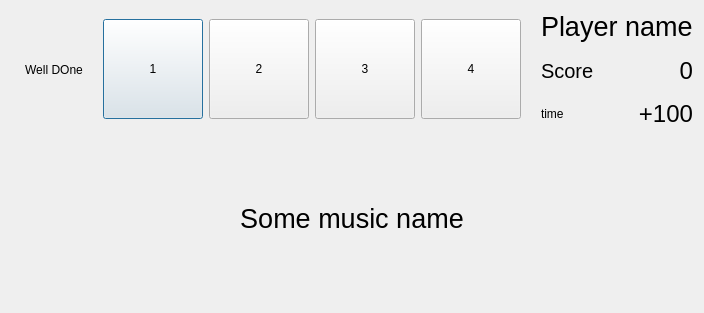
This is src/windows/uis/GameDialog.ui in ZulusK/orchestrix as Qt 5 draws it before an edit. The edited form follows.
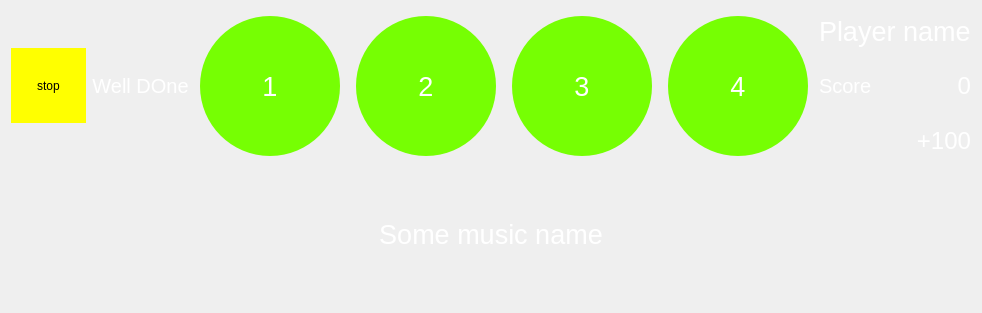
This is the edited form. Icons and pictures are not drawn.

Diff of the .ui file:
```diff
--- a/src/windows/uis/GameDialog.ui
+++ b/src/windows/uis/GameDialog.ui
@@ -6,7 +6,7 @@
    <rect>
     <x>0</x>
     <y>0</y>
-    <width>704</width>
+    <width>809</width>
     <height>313</height>
    </rect>
   </property>
@@ -29,7 +29,10 @@
    </size>
   </property>
   <property name="windowTitle">
-   <string>Dialog</string>
+   <string>Orchestrix</string>
+  </property>
+  <property name="autoFillBackground">
+   <bool>false</bool>
   </property>
   <property name="styleSheet">
    <string notr="true">background-image: url(:/res/eqBg.jpg);</string>
@@ -57,6 +60,56 @@
            </property>
           </spacer>
          </item>
+         <item>
+          <widget class="QPushButton" name="stopBtn">
+           <property name="sizePolicy">
+            <sizepolicy hsizetype="Fixed" vsizetype="Fixed">
+             <horstretch>0</horstretch>
+             <verstretch>0</verstretch>
+            </sizepolicy>
+           </property>
+           <property name="minimumSize">
+            <size>
+             <width>75</width>
+             <height>75</height>
+            </size>
+           </property>
+           <property name="styleSheet">
+            <string notr="true">QPushButton:hover{
+border-width: 0px;
+background-color: #FF3D00;
+border-radius: 35%;
+}
+QPushButton{
+background-color:  #FFFF00;
+border-radius:0%;
+border-color: rgba(0,0,0,0);
+}</string>
+           </property>
+           <property name="text">
+            <string>stop</string>
+           </property>
+           <property name="default">
+            <bool>false</bool>
+           </property>
+           <property name="flat">
+            <bool>false</bool>
+           </property>
+          </widget>
+         </item>
+         <item>
+          <spacer name="horizontalSpacer_8">
+           <property name="orientation">
+            <enum>Qt::Horizontal</enum>
+           </property>
+           <property name="sizeHint" stdset="0">
+            <size>
+             <width>40</width>
+             <height>20</height>
+            </size>
+           </property>
+          </spacer>
+         </item>
          <item>
           <widget class="QLabel" name="label_4">
            <property name="sizePolicy">
@@ -65,6 +118,17 @@
              <verstretch>0</verstretch>
             </sizepolicy>
            </property>
+           <property name="font">
+            <font>
+             <pointsize>15</pointsize>
+            </font>
+           </property>
+           <property name="styleSheet">
+            <string notr="true">background-color: rgba(255, 255, 255,0);
+color: rgb(255,255,255);
+selection-background-color: rgb(252, 233, 79);
+</string>
+           </property>
            <property name="text">
             <string>Well DOne</string>
            </property>
@@ -89,77 +153,207 @@
          <item>
           <widget class="QPushButton" name="indicator1">
            <property name="sizePolicy">
-            <sizepolicy hsizetype="Minimum" vsizetype="Fixed">
+            <sizepolicy hsizetype="Fixed" vsizetype="Fixed">
              <horstretch>0</horstretch>
              <verstretch>0</verstretch>
             </sizepolicy>
            </property>
            <property name="minimumSize">
             <size>
-             <width>100</width>
-             <height>100</height>
+             <width>150</width>
+             <height>150</height>
             </size>
            </property>
+           <property name="sizeIncrement">
+            <size>
+             <width>0</width>
+             <height>0</height>
+            </size>
+           </property>
+           <property name="font">
+            <font>
+             <pointsize>20</pointsize>
+            </font>
+           </property>
+           <property name="styleSheet">
+            <string notr="true">background-color:#76FF03;
+border-color: rgba(0, 0, 0,0);
+border-style: inset;
+border-width: 10px;
+border-radius: 75%;
+color: rgb(255,255,255);</string>
+           </property>
            <property name="text">
             <string>1</string>
            </property>
+           <property name="default">
+            <bool>false</bool>
+           </property>
+           <property name="flat">
+            <bool>false</bool>
+           </property>
           </widget>
          </item>
+         <item>
+          <spacer name="horizontalSpacer_5">
+           <property name="orientation">
+            <enum>Qt::Horizontal</enum>
+           </property>
+           <property name="sizeHint" stdset="0">
+            <size>
+             <width>40</width>
+             <height>20</height>
+            </size>
+           </property>
+          </spacer>
+         </item>
          <item>
           <widget class="QPushButton" name="indicator2">
            <property name="sizePolicy">
-            <sizepolicy hsizetype="Minimum" vsizetype="Fixed">
+            <sizepolicy hsizetype="Fixed" vsizetype="Fixed">
              <horstretch>0</horstretch>
              <verstretch>0</verstretch>
             </sizepolicy>
            </property>
            <property name="minimumSize">
             <size>
-             <width>100</width>
-             <height>100</height>
+             <width>150</width>
+             <height>150</height>
             </size>
            </property>
+           <property name="sizeIncrement">
+            <size>
+             <width>1</width>
+             <height>1</height>
+            </size>
+           </property>
+           <property name="font">
+            <font>
+             <pointsize>20</pointsize>
+            </font>
+           </property>
+           <property name="styleSheet">
+            <string notr="true">background-color:#76FF03;
+border-color: rgba(0, 0, 0,0);
+border-style: inset;
+border-width: 10px;
+border-radius: 75%;
+color: rgb(255,255,255);</string>
+           </property>
            <property name="text">
             <string>2</string>
            </property>
+           <property name="flat">
+            <bool>false</bool>
+           </property>
           </widget>
          </item>
+         <item>
+          <spacer name="horizontalSpacer_6">
+           <property name="orientation">
+            <enum>Qt::Horizontal</enum>
+           </property>
+           <property name="sizeHint" stdset="0">
+            <size>
+             <width>40</width>
+             <height>20</height>
+            </size>
+           </property>
+          </spacer>
+         </item>
          <item>
           <widget class="QPushButton" name="indicator3">
            <property name="sizePolicy">
-            <sizepolicy hsizetype="Minimum" vsizetype="Fixed">
+            <sizepolicy hsizetype="Fixed" vsizetype="Fixed">
              <horstretch>0</horstretch>
              <verstretch>0</verstretch>
             </sizepolicy>
            </property>
            <property name="minimumSize">
             <size>
-             <width>100</width>
-             <height>100</height>
+             <width>150</width>
+             <height>150</height>
             </size>
            </property>
+           <property name="sizeIncrement">
+            <size>
+             <width>1</width>
+             <height>1</height>
+            </size>
+           </property>
+           <property name="font">
+            <font>
+             <pointsize>20</pointsize>
+            </font>
+           </property>
+           <property name="styleSheet">
+            <string notr="true">background-color:#76FF03;
+border-color: rgba(0, 0, 0,0);
+border-style: inset;
+border-width: 10px;
+border-radius: 75%;
+color: rgb(255,255,255);</string>
+           </property>
            <property name="text">
             <string>3</string>
            </property>
+           <property name="flat">
+            <bool>false</bool>
+           </property>
           </widget>
          </item>
+         <item>
+          <spacer name="horizontalSpacer_7">
+           <property name="orientation">
+            <enum>Qt::Horizontal</enum>
+           </property>
+           <property name="sizeHint" stdset="0">
+            <size>
+             <width>40</width>
+             <height>20</height>
+            </size>
+           </property>
+          </spacer>
+         </item>
          <item>
           <widget class="QPushButton" name="indicator4">
            <property name="sizePolicy">
-            <sizepolicy hsizetype="Minimum" vsizetype="Fixed">
+            <sizepolicy hsizetype="Fixed" vsizetype="Fixed">
              <horstretch>0</horstretch>
              <verstretch>0</verstretch>
             </sizepolicy>
            </property>
            <property name="minimumSize">
             <size>
-             <width>100</width>
-             <height>100</height>
+             <width>150</width>
+             <height>150</height>
             </size>
            </property>
+           <property name="sizeIncrement">
+            <size>
+             <width>1</width>
+             <height>1</height>
+            </size>
+           </property>
+           <property name="font">
+            <font>
+             <pointsize>20</pointsize>
+            </font>
+           </property>
+           <property name="styleSheet">
+            <string notr="true">background-color:#76FF03;
+border-color: rgba(0, 0, 0,0);
+border-style: inset;
+border-width: 10px;
+border-radius: 75%;
+color: rgb(255,255,255);</string>
+           </property>
            <property name="text">
             <string>4</string>
            </property>
+           <property name="flat">
+            <bool>false</bool>
+           </property>
           </widget>
          </item>
          <item>
@@ -208,8 +402,13 @@
              <pointsize>15</pointsize>
             </font>
            </property>
+           <property name="autoFillBackground">
+            <bool>false</bool>
+           </property>
            <property name="styleSheet">
-            <string notr="true">background-color: rgba(255, 255, 255,0);</string>
+            <string notr="true">background-color: rgba(255, 255, 255,0);
+color: rgb(255,255,255)
+</string>
            </property>
            <property name="text">
             <string>Score</string>
@@ -235,8 +434,13 @@
              <pointsize>18</pointsize>
             </font>
            </property>
+           <property name="autoFillBackground">
+            <bool>false</bool>
+           </property>
            <property name="styleSheet">
-            <string notr="true">background-color: rgba(255, 255, 255,0);</string>
+            <string notr="true">background-color: rgba(255, 255, 255,0);
+color: rgb(255,255,255);
+background-image:none;</string>
            </property>
            <property name="text">
             <string>0</string>
@@ -246,16 +450,6 @@
            </property>
           </widget>
          </item>
-         <item row="4" column="0">
-          <widget class="QLabel" name="label_3">
-           <property name="styleSheet">
-            <string notr="true">background-color: rgba(255, 255, 255,0);</string>
-           </property>
-           <property name="text">
-            <string>time</string>
-           </property>
-          </widget>
-         </item>
          <item row="0" column="0" colspan="2">
           <widget class="QLabel" name="label">
            <property name="sizePolicy">
@@ -269,8 +463,13 @@
              <pointsize>20</pointsize>
             </font>
            </property>
+           <property name="autoFillBackground">
+            <bool>false</bool>
+           </property>
            <property name="styleSheet">
-            <string notr="true">background-color: rgba(255, 255, 255,0);</string>
+            <string notr="true">background-color: none;
+color: rgb(255,255,255)
+</string>
            </property>
            <property name="text">
             <string>Player name</string>
@@ -306,8 +505,13 @@
              <pointsize>18</pointsize>
             </font>
            </property>
+           <property name="autoFillBackground">
+            <bool>false</bool>
+           </property>
            <property name="styleSheet">
-            <string notr="true">background-color: rgba(255, 255, 255,0);</string>
+            <string notr="true">background-color: rgba(255, 255, 255,0);
+color: rgb(255,255,255)
+</string>
            </property>
            <property name="text">
             <string>+100</string>
@@ -355,6 +559,9 @@
            <pointsize>20</pointsize>
           </font>
          </property>
+         <property name="styleSheet">
+          <string notr="true">color: rgb(255,255,255)</string>
+         </property>
          <property name="text">
           <string>Some music name</string>
          </property>
```
Left out of the diff: 7 changed lines with no effect on the pictures.
